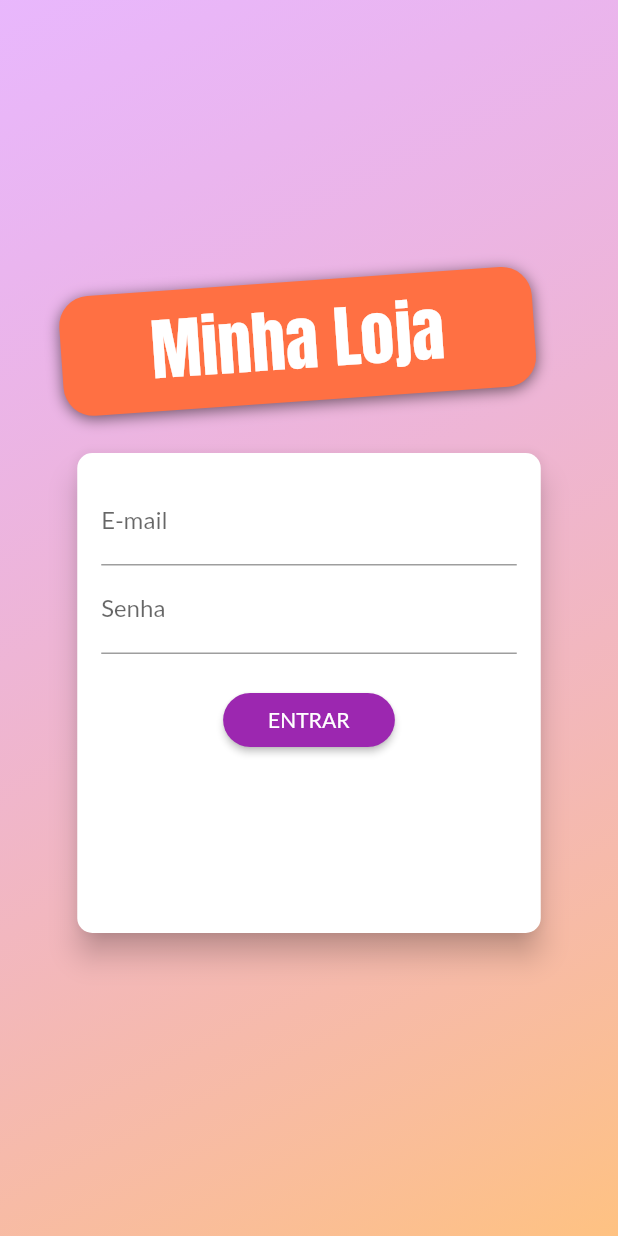
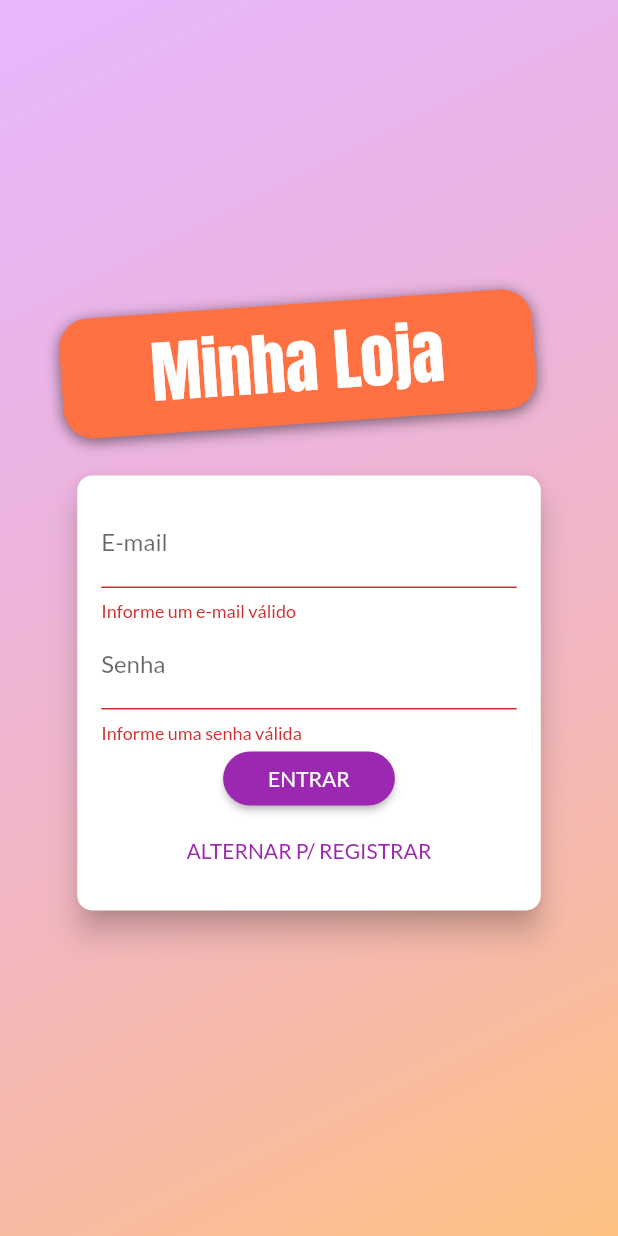
Before and after one commit to genivalc/Shop, a Flutter app: the screen it shows after launch, after a tap on "ENTRAR", on a phone screen of 412 x 824 dp. Run offline on Flutter 3.47's test engine with Material 2 defaults, Android fonts, the phone set to English and light mode, and no system bars; network calls fail.

Commit message:
Erro para corrigir

```diff
--- a/lib/main.dart
+++ b/lib/main.dart
@@ -12,6 +12,7 @@ import './views/product_from_screen.dart';
 import './providers/products.dart';
 import './providers/cart.dart';
 import './providers/orders.dart';
+import './providers/auth.dart';
 
 import './utils/app_rountes.dart';
 
@@ -30,6 +31,9 @@ class MyApp extends StatelessWidget {
         ),
         ChangeNotifierProvider(
           create: (_) => Orders(),
+        ),
+        ChangeNotifierProvider(
+          create: (_) => Auth(),
         ),
       ],
       child: MaterialApp(
--- /dev/null
+++ b/lib/providers/auth.dart
@@ -0,0 +1,24 @@
+import 'dart:convert';
+
+import 'package:flutter/cupertino.dart';
+
+import 'package:flutter/material.dart';
+import 'package:http/http.dart' as http;
+
+class Auth with ChangeNotifier {
+  static const url =
+      "https://identitytoolkit.googleapis.com/v1/accounts:signUp?key=AIzaSyAMQnDj4Xog26Tdv9nvg3KVWdwD8T888GI";
+
+  Future<void> signup(String email, String password) async {
+    final response = await http.post(
+      url,
+      body: json.encode({
+        "email": email,
+        "password": password,
+        "returnSecureToken": true,
+      }),
+    );
+    print(json.decode(response.body));
+    return Future.value();
+  }
+}
--- a/lib/widgets/auth_card.dart
+++ b/lib/widgets/auth_card.dart
@@ -1,4 +1,6 @@
 import 'package:flutter/material.dart';
+import 'package:provider/provider.dart';
+import 'package:shop/providers/auth.dart';
 
 import '../enum/auth_mode.dart';
 
@@ -8,6 +10,8 @@ class AuthCard extends StatefulWidget {
 }
 
 class _AuthCardState extends State<AuthCard> {
+  GlobalKey<FormState> _form = GlobalKey();
+  bool _isLoading = false;
   AuthMode _authMode = AuthMode.Login;
   final _passwordController = TextEditingController();
 
@@ -16,8 +20,47 @@ class _AuthCardState extends State<AuthCard> {
     "password": "",
   };
 
-void _submit(){
+  Future<void> _submit() async {
+    if (!_form.currentState.validate()) {
+      return;
+    }
+    setState(() {
+      _isLoading = true;
+    });
 
+    _form.currentState.save();
+
+    Auth auth = Provider.of(context, listen: false);
+
+    if (_authMode == AuthMode.Login) {
+    } else {
+      await auth.signup(
+        _authData["email"],
+        _authData["password"],
+      );
+    }
+
+    setState(() {
+      _isLoading = false;
+    });
+  }
+
+  void _swichAuthMode() {
+    if (_authMode == AuthMode.Login) {
+      setState(
+        () {
+          _authMode = AuthMode.Signup;
+        },
+      );
+    } else {
+      if (_authMode == AuthMode.Signup) {
+        setState(
+          () {
+            _authMode = AuthMode.Signup;
+          },
+        );
+      }
+    }
   }
 
   @override
@@ -30,10 +73,11 @@ void _submit(){
         borderRadius: BorderRadius.circular(10.0),
       ),
       child: Container(
-        height: 320,
+        height: _authMode == AuthMode.Login ? 290 : 371,
         width: deviceSize.width * 0.75,
         padding: EdgeInsets.all(16.0),
         child: Form(
+          key: _form,
           child: Column(
             children: <Widget>[
               TextFormField(
@@ -66,7 +110,6 @@ void _submit(){
               if (_authMode == AuthMode.Signup)
                 TextFormField(
                   decoration: InputDecoration(labelText: "Confirmar Senha"),
-                  controller: _passwordController,
                   obscureText: true,
                   keyboardType: TextInputType.visiblePassword,
                   validator: _authMode == AuthMode.Signup
@@ -77,11 +120,11 @@ void _submit(){
                           return null;
                         }
                       : null,
-                  onSaved: (value) => _authData["password"] = value,
                 ),
-              SizedBox(
-                height: 20,
-              ),
+              Spacer(),
+              if (_isLoading)
+                CircularProgressIndicator()
+              else
                 RaisedButton(
                   shape: RoundedRectangleBorder(
                     borderRadius: BorderRadius.circular(30),
@@ -99,6 +142,12 @@ void _submit(){
                   ),
                   onPressed: _submit,
                 ),
+              FlatButton(
+                onPressed: _swichAuthMode,
+                child: Text(
+                    "ALTERNAR P/ ${_authMode == AuthMode.Login ? "REGISTRAR" : "LOGIN"}"),
+                textColor: Theme.of(context).primaryColor,
+              )
             ],
           ),
         ),
```
Lines whose indentation alone changed are shown as unchanged.
